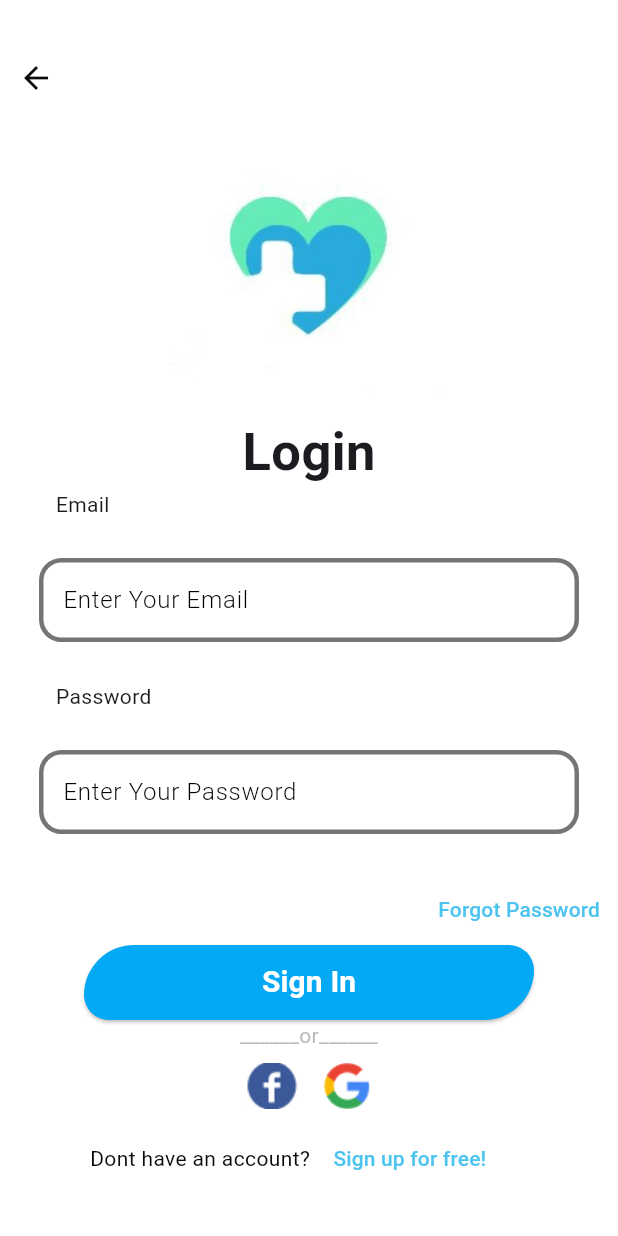
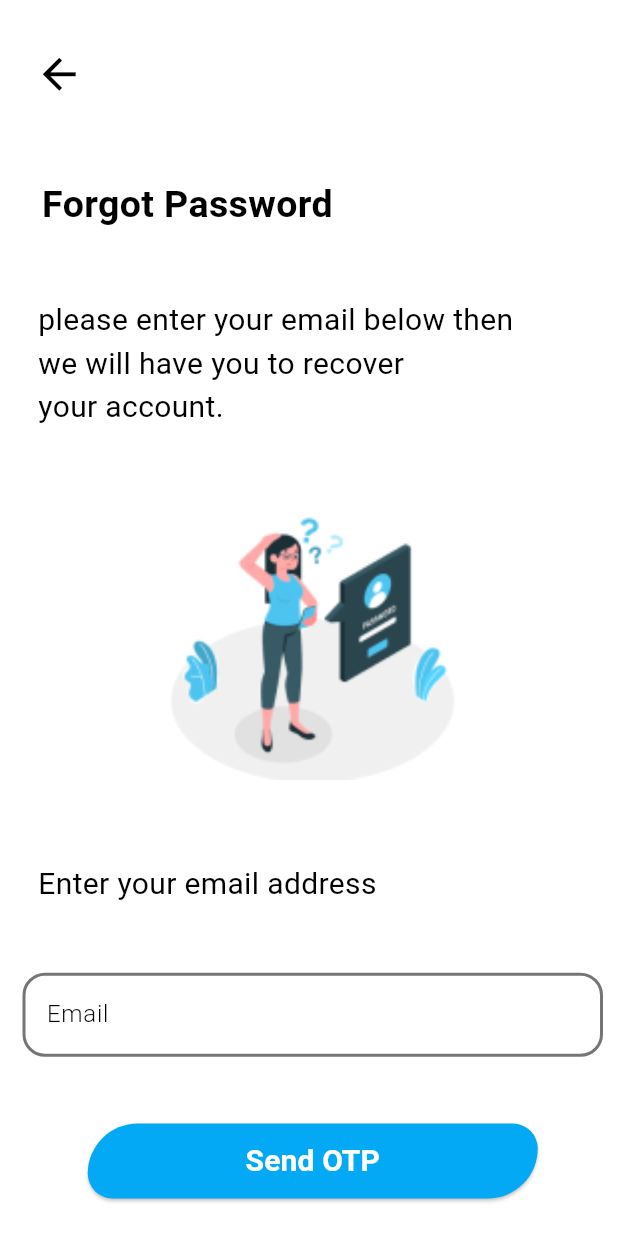
Before and after one commit to salmaa20/blood_sample, a Flutter app: the LoginScreen screen opened directly, after a tap on "Forgot Password", on a phone screen of 412 x 824 dp. Run offline on Flutter 3.47's test engine with Material 3 defaults, Android fonts, the phone set to English and light mode, and no system bars; our stand-ins replace get; missing offline and left inert: splash_view.

Commit message:
forgot password screen

```diff
--- /dev/null
+++ b/bloodsample/lib/UI/forgot password/forgott_password.dart
@@ -0,0 +1,96 @@
+import 'package:bloodsample/Widget/custom_elevated_button_widget.dart';
+import 'package:flutter/material.dart';
+import 'package:get/get.dart';
+import '../otp verification/otp_verification_screen.dart';
+
+class ForgotPassword extends StatelessWidget {
+  const ForgotPassword({super.key});
+
+  @override
+  Widget build(BuildContext context) {
+    return Scaffold(
+      backgroundColor: Colors.white,
+      body: Padding(
+        padding: const EdgeInsets.fromLTRB(15,25,10,25),
+        child: Column(
+          mainAxisAlignment: MainAxisAlignment.spaceBetween,
+          children: [
+            Row(
+              children: [
+                IconButton(onPressed: (){},
+                    icon: Icon(Icons.arrow_back,color: Colors.black,size: 33,))
+              ],
+            ),
+            Row(
+              children: [
+                Text("  Forgot Password",style: TextStyle(
+                    color: Colors.black,fontWeight: FontWeight.bold,fontSize: 25
+                ),),
+              ],
+            ),
+            Row(
+              children: [
+                Text("  please enter your email below then \n"
+                    "  we will have you to recover \n  your account.  ",
+                  style: TextStyle(color: Colors.black,fontSize: 20),),
+              ],
+            ),
+            Container(
+              width: 200,
+              height: 200,
+              decoration: const BoxDecoration(
+                  image: DecorationImage(
+                    image: AssetImage('assets/images/forgotpassword.png'),
+                    fit: BoxFit.contain,
+                  )),
+            ),
+            Row(
+              children: [
+                Text("  Enter your email address",style: TextStyle(
+                    color: Colors.black,fontSize: 20
+                ),),
+              ],
+            ),
+            TextFormField(
+                decoration: InputDecoration(
+                    hintText: "Email",
+                    hintStyle: TextStyle(color: Colors.black , fontWeight: FontWeight.w300),
+                    fillColor: Colors.white,
+                    filled: true,
+                    enabledBorder: OutlineInputBorder(
+                        borderRadius: BorderRadius.circular(15),
+                        borderSide: BorderSide(
+                            color: Colors.black54,
+                            width: 2
+                        )
+                    ),
+                    focusedBorder: OutlineInputBorder(
+                        borderRadius: BorderRadius.circular(15),
+                        borderSide: BorderSide(
+                            color: Colors.black,
+                            width: 2.5
+                        )
+                    ),
+                    errorBorder: OutlineInputBorder(
+                        borderRadius: BorderRadius.circular(15),
+                        borderSide: BorderSide(
+                            color: Colors.red,
+                            width: 3
+                        )
+                    ),
+                    focusedErrorBorder: OutlineInputBorder(
+                        borderRadius: BorderRadius.circular(15),
+                        borderSide: BorderSide(
+                            color: Colors.red,
+                            width: 3
+                        )
+                    )  )
+            ),
+            CustomElevatedButtonWidget(text: "Send OTP", textColor: Colors.white, onPressed:  (){Get.to(const  OtpVerification());}),
+            //MiniElevatedButton(text: "Send OTP", onPressed: (){Get.to(const OtpVerification());})
+          ],
+        ),
+      ),
+    );
+  }
+}
--- a/bloodsample/lib/UI/log in/log_in.dart
+++ b/bloodsample/lib/UI/log in/log_in.dart
@@ -1,5 +1,6 @@
 
 import 'package:bloodsample/UI/Screens/RegisterScreen/register_screen.dart';
+import 'package:bloodsample/UI/forgot%20password/forgott_password.dart';
 import 'package:flutter/material.dart';
 import 'package:get/get_core/src/get_main.dart';
 import 'package:get/get_navigation/get_navigation.dart';
@@ -92,7 +93,7 @@ class _LoginScreenState extends State<LoginScreen> {
                               mainAxisAlignment: MainAxisAlignment.end,
                               children: [
                               TextButton(onPressed: (){
-                               // Get.to(ForgotPassScreen());
+                                Get.to(ForgotPassword());
                               }, child: Text("Forgot Password",
                                 style: TextStyle(color: Color(0XFF4DC4EF)),)),
                             ],),
--- /dev/null
+++ b/bloodsample/lib/UI/otp verification/otp_verification_screen.dart
@@ -0,0 +1,12 @@
+import 'package:flutter/material.dart';
+
+class OtpVerification extends StatelessWidget {
+  const OtpVerification({super.key});
+
+  @override
+  Widget build(BuildContext context) {
+    return Scaffold(
+
+    );
+  }
+}
```
Also changed, not shown: bloodsample/assets/images/Confirmed.png (added), bloodsample/assets/images/forgotpassword.png (added), bloodsample/assets/images/new_password.png (added), bloodsample/assets/images/otp_verification.png (added).
